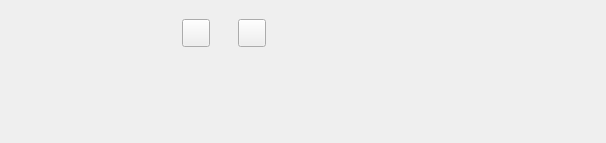
Nowhererain/Sinj, file sinj/sinj.ui: the form before one commit.
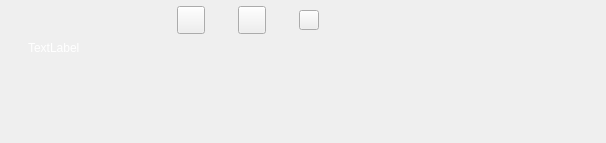
The form after the commit. Icons and pictures are not drawn.

```diff
--- a/sinj/sinj.ui
+++ b/sinj/sinj.ui
@@ -25,16 +25,41 @@
   <property name="windowTitle">
    <string>Sinj</string>
   </property>
+  <layout class="QVBoxLayout" name="verticalLayout">
+   <property name="topMargin">
+    <number>5</number>
+   </property>
+   <item>
   <widget class="QWidget" name="widget" native="true">
-   <property name="geometry">
-    <rect>
-     <x>160</x>
-     <y>10</y>
-     <width>241</width>
-     <height>46</height>
-    </rect>
+     <property name="sizePolicy">
+      <sizepolicy hsizetype="Preferred" vsizetype="Fixed">
+       <horstretch>0</horstretch>
+       <verstretch>0</verstretch>
+      </sizepolicy>
    </property>
    <layout class="QHBoxLayout" name="horizontalLayout">
+      <property name="topMargin">
+       <number>1</number>
+      </property>
+      <property name="bottomMargin">
+       <number>1</number>
+      </property>
+      <item>
+       <spacer name="horizontalSpacer">
+        <property name="orientation">
+         <enum>Qt::Horizontal</enum>
+        </property>
+        <property name="sizeType">
+         <enum>QSizePolicy::Fixed</enum>
+        </property>
+        <property name="sizeHint" stdset="0">
+         <size>
+          <width>130</width>
+          <height>10</height>
+         </size>
+        </property>
+       </spacer>
+      </item>
     <item>
      <widget class="QPushButton" name="lastBtn">
       <property name="sizePolicy">
@@ -89,18 +114,42 @@
       </property>
      </widget>
     </item>
+      <item>
+       <widget class="QPushButton" name="editBtn">
+        <property name="minimumSize">
+         <size>
+          <width>20</width>
+          <height>20</height>
+         </size>
+        </property>
+        <property name="maximumSize">
+         <size>
+          <width>20</width>
+          <height>20</height>
+         </size>
+        </property>
+        <property name="styleSheet">
+         <string notr="true">QPushButton{
+	border-image: url(:/icon/edit.png);
+}</string>
+        </property>
+        <property name="text">
+         <string/>
+        </property>
+       </widget>
+      </item>
     <item>
      <widget class="QPushButton" name="settingBtn">
       <property name="minimumSize">
        <size>
-        <width>28</width>
-        <height>28</height>
+          <width>20</width>
+          <height>20</height>
        </size>
       </property>
       <property name="maximumSize">
        <size>
-        <width>28</width>
-        <height>28</height>
+          <width>20</width>
+          <height>20</height>
        </size>
       </property>
       <property name="styleSheet">
@@ -126,14 +175,14 @@
       </property>
       <property name="minimumSize">
        <size>
-        <width>28</width>
-        <height>28</height>
+          <width>20</width>
+          <height>20</height>
        </size>
       </property>
       <property name="maximumSize">
        <size>
-        <width>28</width>
-        <height>28</height>
+          <width>20</width>
+          <height>20</height>
        </size>
       </property>
       <property name="styleSheet">
@@ -149,8 +198,66 @@
       </property>
      </widget>
     </item>
-   </layout>
-  </widget>
+      <item>
+       <spacer name="horizontalSpacer_2">
+        <property name="orientation">
+         <enum>Qt::Horizontal</enum>
+        </property>
+        <property name="sizeType">
+         <enum>QSizePolicy::Fixed</enum>
+        </property>
+        <property name="sizeHint" stdset="0">
+         <size>
+          <width>130</width>
+          <height>10</height>
+         </size>
+        </property>
+       </spacer>
+      </item>
+     </layout>
+    </widget>
+   </item>
+   <item alignment="Qt::AlignHCenter|Qt::AlignTop">
+    <widget class="QLabel" name="textLbl">
+     <property name="sizePolicy">
+      <sizepolicy hsizetype="Preferred" vsizetype="Preferred">
+       <horstretch>0</horstretch>
+       <verstretch>0</verstretch>
+      </sizepolicy>
+     </property>
+     <property name="minimumSize">
+      <size>
+       <width>550</width>
+       <height>70</height>
+      </size>
+     </property>
+     <property name="maximumSize">
+      <size>
+       <width>550</width>
+       <height>70</height>
+      </size>
+     </property>
+     <property name="styleSheet">
+      <string notr="true">QLabel{
+	font: 18pt &quot;黑体&quot;;
+	color: rgb(255, 255, 255);
+}</string>
+     </property>
+     <property name="frameShape">
+      <enum>QFrame::NoFrame</enum>
+     </property>
+     <property name="frameShadow">
+      <enum>QFrame::Plain</enum>
+     </property>
+     <property name="text">
+      <string notr="true">TextLabel</string>
+     </property>
+     <property name="alignment">
+      <set>Qt::AlignLeading|Qt::AlignLeft|Qt::AlignTop</set>
+     </property>
+    </widget>
+   </item>
+  </layout>
  </widget>
  <resources/>
  <connections/>
```
Lines whose indentation alone changed are shown as unchanged.
